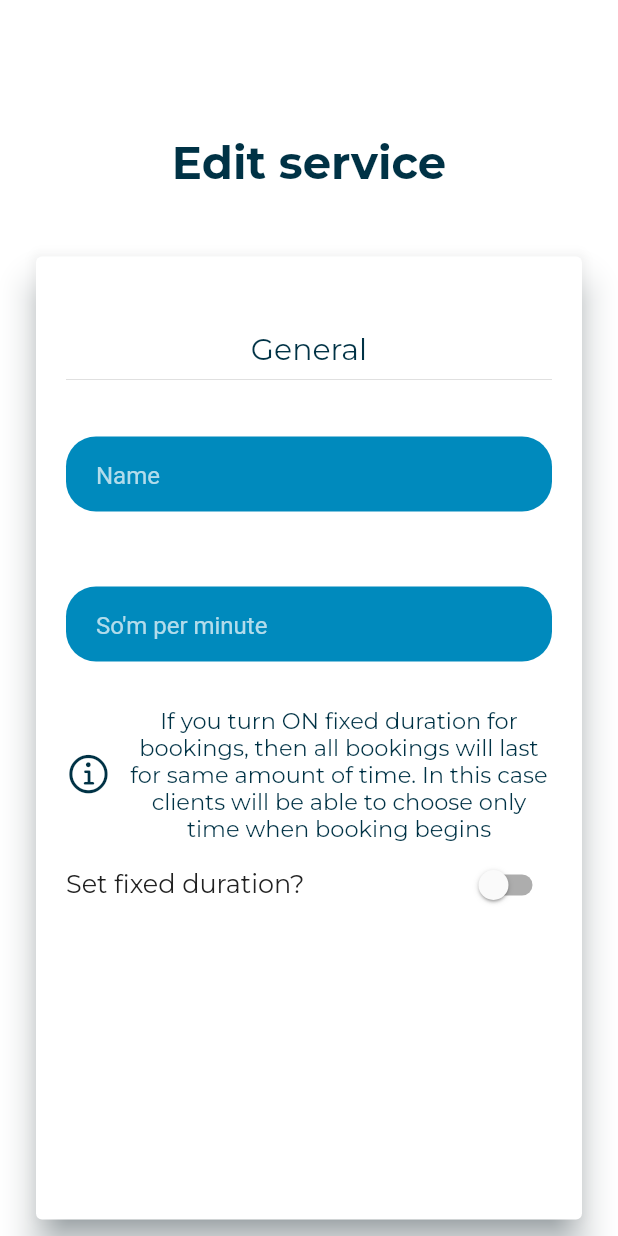
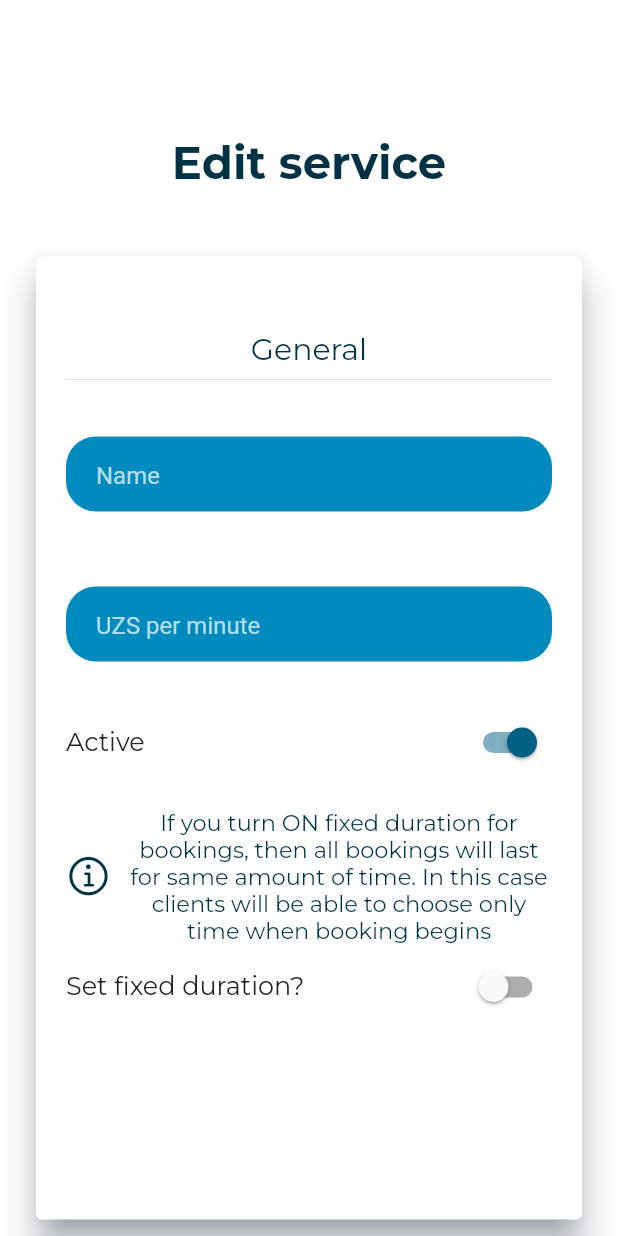
Before and after one commit to pbd14/Footy-Business, a Flutter app: the EditServiceScreen screen opened directly with empty values, on a phone screen of 412 x 824 dp. Run offline on Flutter 3.47's test engine with Material 2 defaults, Android fonts, the phone set to English and light mode, and no system bars; drawn by our look-alikes of overlay_support; our stand-ins replace cached_network_image, carousel_slider, cloud_firestore, date_format, firebase_auth, firebase_core and 10 more; missing offline and left inert: encrypt, flutter_screen_lock; accounts and stored records are empty.

Commit message:
Added activation system for companies and services

```diff
--- a/lib/Screens/LoginScreen/login_screen1.dart
+++ b/lib/Screens/LoginScreen/login_screen1.dart
@@ -133,6 +133,7 @@ class _LoginScreen1State extends State<LoginScreen1> {
                                         'balance': EncryptionService().enc('0'),
                                         'balanceCurrency': 'UZS',
                                         'id': id,
+                                        'isActive': true,
                                       }).catchError((error) {
                                         PushNotificationMessage notification =
                                             PushNotificationMessage(
--- a/lib/Screens/ManagementScreen/components/add_service.dart
+++ b/lib/Screens/ManagementScreen/components/add_service.dart
@@ -1621,6 +1621,7 @@ class _AddServiceScreenState extends State<AddServiceScreen> {
                                           'Sun': sun,
                                         },
                                         'vacation_days': vacationDays,
+                                        'isActive': true,
                                       }
                                     ],
                                   ),
--- a/lib/Screens/ManagementScreen/components/edit_service.dart
+++ b/lib/Screens/ManagementScreen/components/edit_service.dart
@@ -37,6 +37,7 @@ class _EditServiceScreenState extends State<EditServiceScreen> {
   bool verifying = false;
   bool workingDay = true;
   bool fixedDuration = false;
+  bool isActive = true;
 
   int duration = 0;
 
@@ -483,6 +484,9 @@ class _EditServiceScreenState extends State<EditServiceScreen> {
         name = widget.service['name'];
         spm = widget.service['spm'];
         payment_methods = widget.service['payment_methods'];
+        if (widget.service['isActive'] != null) {
+          isActive = widget.service['isActive'];
+        }
         if (widget.service['vacation_days'] != null) {
           for (Timestamp vdate in widget.service['vacation_days']) {
             DateTime newDate = DateTime.fromMillisecondsSinceEpoch(
@@ -556,6 +560,9 @@ class _EditServiceScreenState extends State<EditServiceScreen> {
       name = widget.service['name'];
       spm = widget.service['spm'];
       payment_methods = widget.service['payment_methods'];
+      if (widget.service['isActive'] != null) {
+        isActive = widget.service['isActive'];
+      }
       if (widget.service['vacation_days'] != null) {
         for (Timestamp vdate in widget.service['vacation_days']) {
           DateTime newDate =
@@ -636,7 +643,7 @@ class _EditServiceScreenState extends State<EditServiceScreen> {
                               validator: (val) => val.length >= 3
                                   ? null
                                   : 'Minimum 3 characters',
-                              hintText: "So'm per minute",
+                              hintText: "UZS per minute",
                               initialValue: widget.service['spm'],
                               type: TextInputType.number,
                               onChanged: (value) {
@@ -644,6 +651,42 @@ class _EditServiceScreenState extends State<EditServiceScreen> {
                               },
                             ),
                             SizedBox(height: 20),
+                            Row(
+                              children: [
+                                Expanded(
+                                  flex: 7,
+                                  child: Text(
+                                    'Active',
+                                    overflow: TextOverflow.ellipsis,
+                                    style: GoogleFonts.montserrat(
+                                      textStyle: TextStyle(
+                                        color: darkColor,
+                                        fontSize: 17,
+                                        fontWeight: FontWeight.w400,
+                                      ),
+                                    ),
+                                  ),
+                                ),
+                                SizedBox(width: 5),
+                                Align(
+                                  alignment: Alignment.centerRight,
+                                  child: Switch(
+                                    activeColor: primaryColor,
+                                    value: isActive,
+                                    onChanged: (val) {
+                                      if (this.mounted) {
+                                        setState(() {
+                                          this.isActive = val;
+                                        });
+                                      }
+                                    },
+                                  ),
+                                ),
+                              ],
+                            ),
+                            SizedBox(
+                              height: 20,
+                            ),
                             Row(
                               mainAxisAlignment: MainAxisAlignment.start,
                               children: [
@@ -1786,6 +1829,7 @@ class _EditServiceScreenState extends State<EditServiceScreen> {
                                   'Sun': sun,
                                 },
                                 'vacation_days': vacationDays,
+                                'isActive': isActive,
                               },
                             );
                             FirebaseFirestore.instance
@@ -1832,6 +1876,7 @@ class _EditServiceScreenState extends State<EditServiceScreen> {
                               this.name = '';
                               this.spm = '';
                               this.payment_methods = [];
+                              this.isActive = true;
                             });
                           }
                         } else {
--- a/lib/Screens/ManagementScreen/place_screen.dart
+++ b/lib/Screens/ManagementScreen/place_screen.dart
@@ -328,7 +328,7 @@ class _PlaceScreenState extends State<PlaceScreen> {
                                   ),
                                 ),
                                 subtitle: Text(
-                                  'Sum per minute ' + service['spm'].toString(),
+                                  'UZS per minute ' + service['spm'].toString(),
                                   style: GoogleFonts.montserrat(
                                     textStyle: TextStyle(
                                       color: whiteColor,
```
Also changed, not shown: lib/Screens/HistoryScreen/components/on_event_screen.dart (+67 -7 lines).
